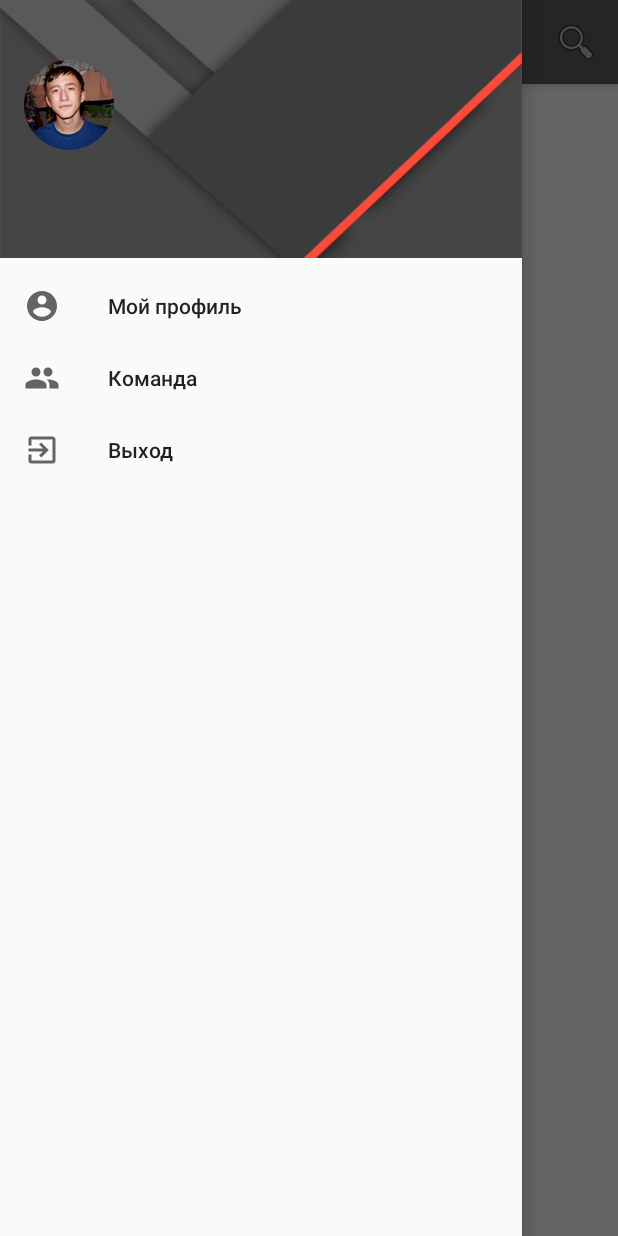
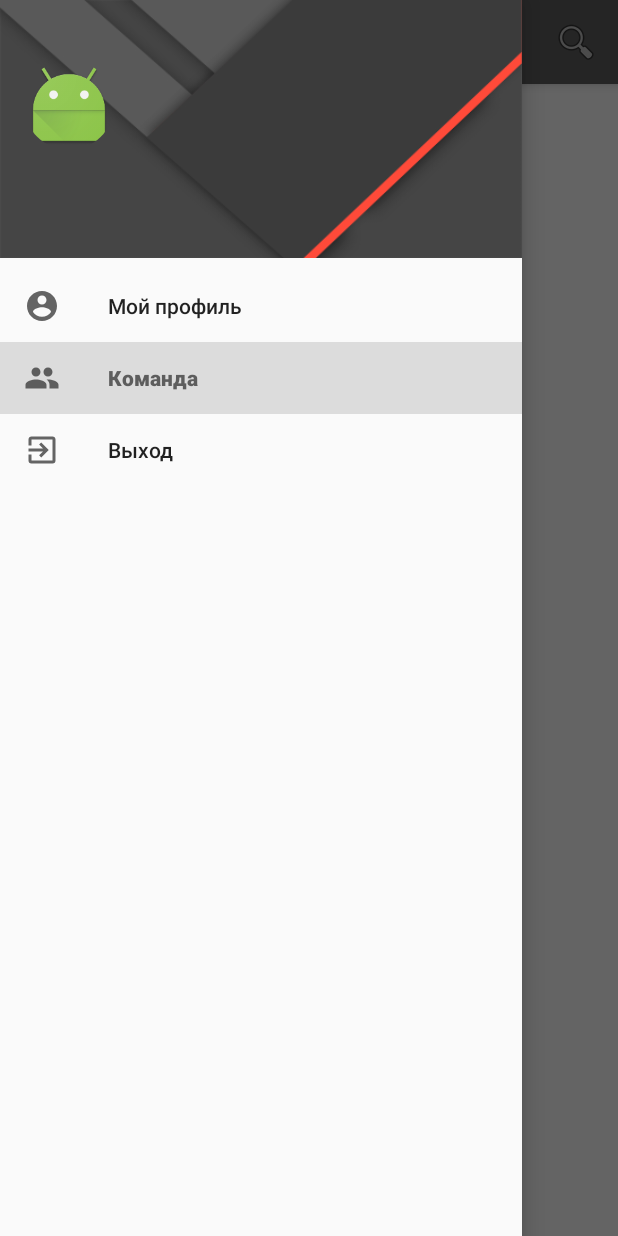
Before and after one commit to RezMike/DevIntensive, an Android app: the UserListActivity screen opened directly, with no data from a screen before it, with the side drawer open, on a phone screen of 412 x 824 dp. Run offline under Robolectric (Android 15) with nearby library versions, the phone set to English and light mode, and no system bars; our stand-ins replace ButterKnife, CircleImageView, Picasso; libraries missing offline, so code that uses them is left out: com.redmadrobot.chronos; pictures from the network do not load; 4 statements that could not run were skipped.

Commit message:
fix some bags and defects

```diff
--- a/app/src/main/java/com/softdesign/devintensive/data/storage/LoadUserDataOperation.java
+++ b/app/src/main/java/com/softdesign/devintensive/data/storage/LoadUserDataOperation.java
@@ -16,7 +16,7 @@ public class LoadUserDataOperation extends ChronosOperation<List<User>> {
     @Override
     public List<User> run() {
         return DevintensiveApplication.getDaoSession().queryBuilder(User.class)
-                .where(UserDao.Properties.CodeLines.gt(0))
+                .whereOr(UserDao.Properties.CodeLines.gt(0), UserDao.Properties.FullRating.gt(0))
                 .orderAsc(UserDao.Properties.Index)
                 .build()
                 .list();
--- a/app/src/main/java/com/softdesign/devintensive/ui/activities/UserListActivity.java
+++ b/app/src/main/java/com/softdesign/devintensive/ui/activities/UserListActivity.java
@@ -18,6 +18,7 @@ import android.support.v7.widget.RecyclerView;
 import android.support.v7.widget.SearchView;
 import android.support.v7.widget.Toolbar;
 import android.support.v7.widget.helper.ItemTouchHelper;
+import android.util.Log;
 import android.view.Menu;
 import android.view.MenuItem;
 import android.view.View;
@@ -38,6 +39,7 @@ import com.softdesign.devintensive.ui.adapters.UsersAdapter;
 import com.softdesign.devintensive.ui.custom.CustomClickListener;
 import com.softdesign.devintensive.ui.custom.RoundedDrawable;
 import com.softdesign.devintensive.ui.fragments.SearchRetainedFragment;
+import com.softdesign.devintensive.ui.views.CircleImageView;
 import com.softdesign.devintensive.utils.ConstantManager;
 import com.softdesign.devintensive.utils.ItemTouchHelperCallback;
 import com.softdesign.devintensive.utils.NetworkStatusChecker;
@@ -160,6 +162,15 @@ public class UserListActivity extends BaseActivity {
                 mRecyclerView.getLayoutManager().onSaveInstanceState());
     }
 
+    @Override
+    public void onBackPressed() {
+        if (mNavigationDrawer.isDrawerOpen(GravityCompat.START)) {
+            mNavigationDrawer.closeDrawer(GravityCompat.START);
+        } else {
+            super.onBackPressed();
+        }
+    }
+
     private void loadUsersFromDb() {
         try {
             showProgress();
@@ -252,6 +263,8 @@ public class UserListActivity extends BaseActivity {
         userName.setText(mDataManager.getPreferencesManager().getUserName());
         userEmail.setText(mDataManager.getPreferencesManager().getEmail());
 
+        mNavigationView.setCheckedItem(R.id.team_menu);
+
         setRoundedAvatar();
 
         mNavigationView.setNavigationItemSelectedListener(new NavigationView.OnNavigationItemSelectedListener() {
@@ -278,10 +291,24 @@ public class UserListActivity extends BaseActivity {
 
     private void setRoundedAvatar() {
         View headerLayout = mNavigationView.getHeaderView(0);
-        ImageView avatarImg = (ImageView) headerLayout.findViewById(R.id.avatar);
-        Bitmap bitmap = BitmapFactory.decodeResource(this.getResources(), R.drawable.avatar);
-        RoundedDrawable roundedDrawable = new RoundedDrawable(bitmap);
-        avatarImg.setImageDrawable(roundedDrawable);
+        CircleImageView avatarImg = (CircleImageView) headerLayout.findViewById(R.id.avatar);
+        DataManager.getInstance().getPicasso()
+                .load(mDataManager.getPreferencesManager().loadUserAvatar())
+                .fit()
+                .centerCrop()
+                .error(R.mipmap.ic_launcher)
+                .placeholder(R.mipmap.ic_launcher)
+                .into(avatarImg, new com.squareup.picasso.Callback() {
+                    @Override
+                    public void onSuccess() {
+
+                    }
+
+                    @Override
+                    public void onError() {
+                        Log.d(TAG, "Could not fetch avatar");
+                    }
+                });
     }
 
     private void likeUser(final int position) {
--- a/app/src/main/res/layout/static_profile_content.xml
+++ b/app/src/main/res/layout/static_profile_content.xml
@@ -46,9 +46,5 @@
                     android:inputType="textMultiLine"/>
             </android.support.design.widget.TextInputLayout>
         </LinearLayout>
-
-        <ImageView
-            style="@style/icon.right"
-            android:src="@drawable/ic_visibility_grey_24dp"/>
     </LinearLayout>
 </LinearLayout>
--- a/app/src/main/res/layout/user_info_content.xml
+++ b/app/src/main/res/layout/user_info_content.xml
@@ -139,9 +139,5 @@
                     android:inputType="textMultiLine"/>
             </android.support.design.widget.TextInputLayout>
         </LinearLayout>
-
-        <ImageView
-            style="@style/icon.right"
-            android:src="@drawable/ic_visibility_grey_24dp"/>
     </LinearLayout>
 </LinearLayout>
```
Also changed, not shown: app/src/main/java/com/softdesign/devintensive/ui/activities/MainActivity.java (+35 -1 lines).
